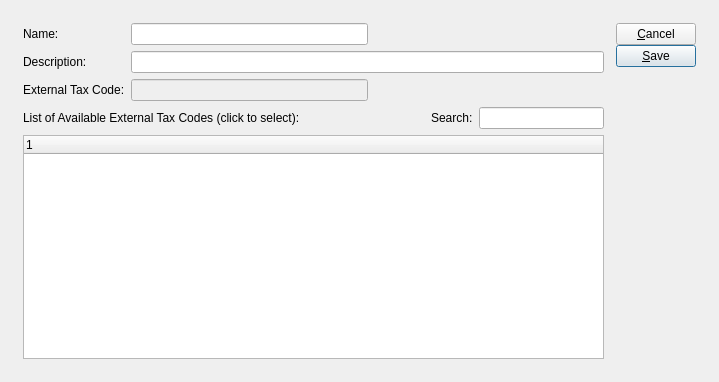
interhawk/qt-client, file guiclient/taxType.ui: the form before one commit.
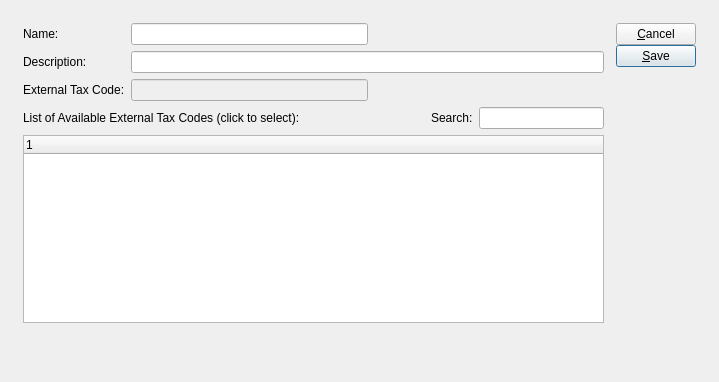
The form after the commit. Custom widgets are drawn as their Qt base class.

Patch:
```diff
--- a/guiclient/taxType.ui
+++ b/guiclient/taxType.ui
@@ -163,6 +163,19 @@
          </item>
         </layout>
        </item>
+       <item row="6" column="0">
+        <spacer name="verticalSpacer">
+         <property name="orientation">
+          <enum>Qt::Vertical</enum>
+         </property>
+         <property name="sizeHint" stdset="0">
+          <size>
+           <width>20</width>
+           <height>40</height>
+          </size>
+         </property>
+        </spacer>
+       </item>
       </layout>
      </item>
      <item>
```
